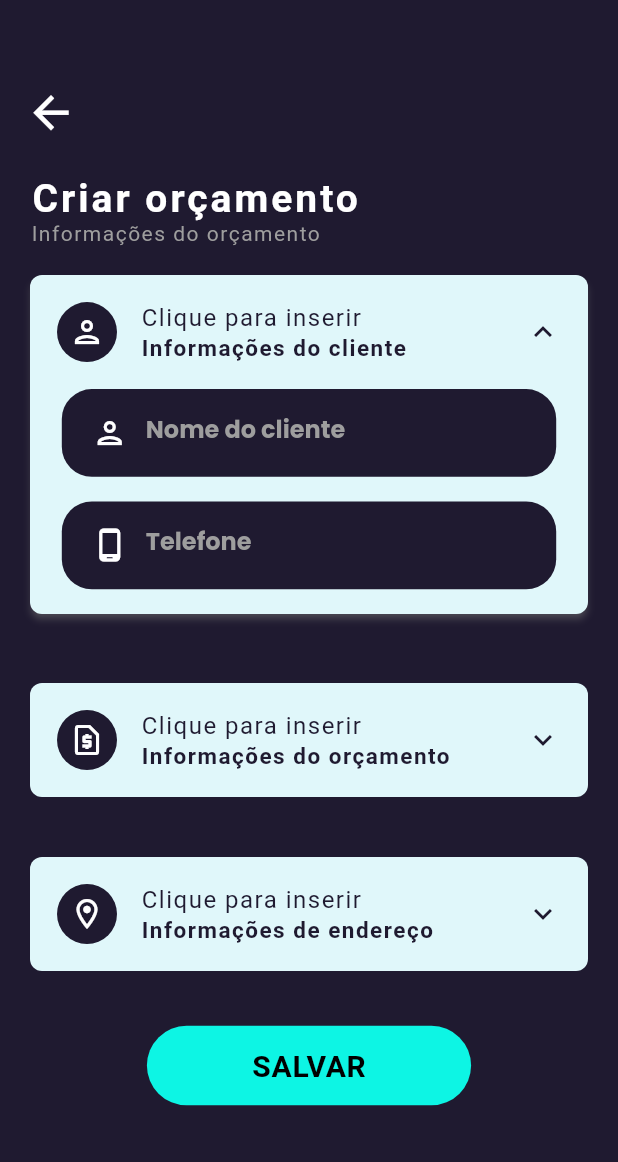
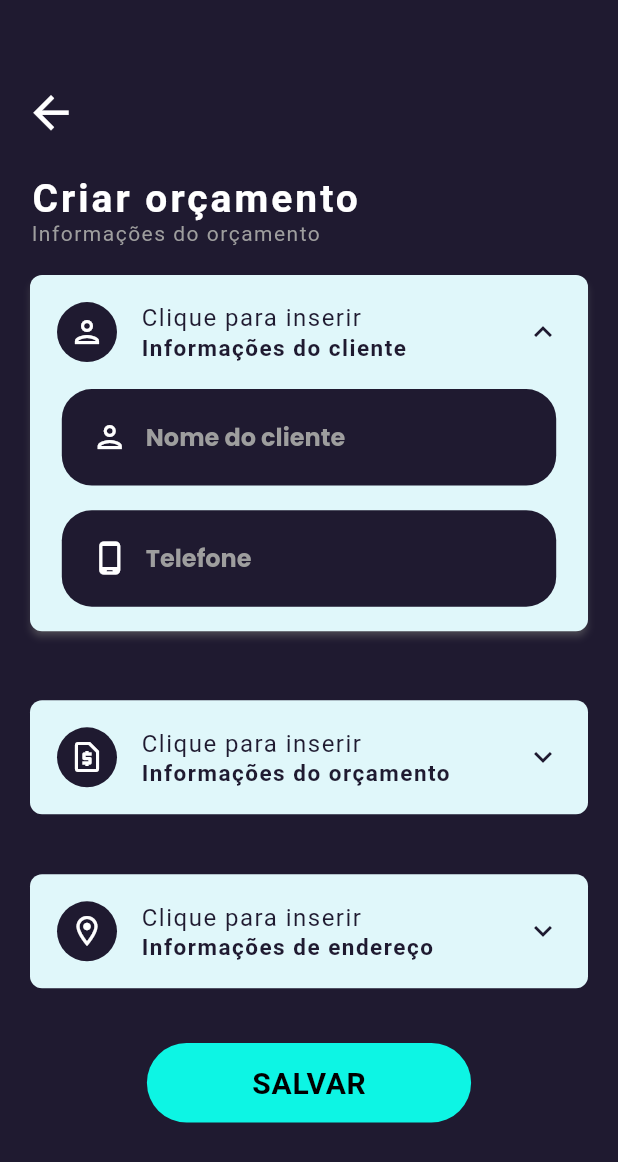
Before and after one commit to brdacon1/budget_flutter, a Flutter app: the GeradorOrcamento screen opened directly with empty values, on a phone screen of 412 x 824 dp. Shown: the top 1162 px of the screen. Run offline on Flutter 3.47's test engine with Material 2 defaults, Android fonts, the phone set to English and light mode, and no system bars; drawn by our look-alikes of expansion_tile_card; our stand-ins replace adaptive_theme, awesome_dialog, badges, cloud_firestore, dotted_border, extended_masked_text and 19 more; missing offline and left inert: cloud_firestore_web, contact_picker_web, dart:ffi, firebase_auth_web, firebase_core_web, flutter_inapp_purchase and 3 more; accounts and stored records are empty; network calls fail; Roboto replaces fonts that are missing (Heebo); project files that could hold a hidden picture were left out.

```diff
--- a/lib/Pages/GeradorOrcamento.dart
+++ b/lib/Pages/GeradorOrcamento.dart
@@ -537,7 +537,7 @@ class _GeradorOrcamento extends State<GeradorOrcamento> {
                                     delay: 1,
                                     child: Container(
                                       width: we * 0.8,
-                                      height: he * 0.071,
+                                      height: he * 0.078,
                                       decoration: BoxDecoration(
                                         borderRadius: BorderRadius.circular(20.0),
                                         color: selected == Gender.fullname ?  bgColor : bgColor,
@@ -560,13 +560,12 @@ class _GeradorOrcamento extends State<GeradorOrcamento> {
                                             headerAnimationLoop: false,
                                             animType: AnimType.bottomSlide,
                                             titleTextStyle: const TextStyle(
-                                              color: Colors.black, // Defina a cor do título
-                                              fontSize: 24, // Defina o tamanho da fonte do título
-                                              fontWeight: FontWeight.bold, // Defina o peso da fonte do título
-                                              // Adicione outros atributos do TextStyle conforme necessário
+                                              color: Colors.black,
+                                              fontSize: 24,
+                                              fontWeight: FontWeight.bold,
                                             ),
                                             descTextStyle: const TextStyle(
-                                              color: Colors.black, // Defina a cor da descrição
+                                              color: Colors.black,
                                               fontSize: 18, // Defina o tamanho da fonte da descrição
                                               // Adicione outros atributos do TextStyle conforme necessário
                                             ),
@@ -626,7 +625,7 @@ class _GeradorOrcamento extends State<GeradorOrcamento> {
                                     delay: 1,
                                     child: Container(
                                       width: we * 0.8,
-                                      height:he * 0.071,
+                                      height:he * 0.078,
                                       decoration: BoxDecoration(
                                         borderRadius: BorderRadius.circular(20.0),
                                         color: selected == Gender.phone ?  bgColor : bgColor,
@@ -695,7 +694,7 @@ class _GeradorOrcamento extends State<GeradorOrcamento> {
                                     delay: 1,
                                     child: Container(
                                       width: we * 0.8,
-                                      height:he * 0.071,
+                                      height:he * 0.078,
                                       decoration: BoxDecoration(
                                         borderRadius: BorderRadius.circular(20.0),
                                         color: selected == Gender.status ?  bgColor : bgColor,
@@ -765,7 +764,7 @@ class _GeradorOrcamento extends State<GeradorOrcamento> {
                                         delay: 1,
                                         child: Container(
                                           width: we * 0.8,
-                                          height:he * 0.071,
+                                          height:he * 0.078,
                                           decoration: BoxDecoration(
                                             borderRadius: BorderRadius.circular(20.0),
                                             color: selected == Gender.data ?  bgColor : bgColor,
@@ -799,7 +798,7 @@ class _GeradorOrcamento extends State<GeradorOrcamento> {
                                         delay: 1,
                                         child: Container(
                                           width: we * 0.8,
-                                          height:he * 0.071,
+                                          height:he * 0.078,
                                           decoration: BoxDecoration(
                                             borderRadius: BorderRadius.circular(20.0),
                                             color: selected == Gender.id ?  bgColor : bgColor,
@@ -864,7 +863,7 @@ class _GeradorOrcamento extends State<GeradorOrcamento> {
                                     delay: 1,
                                     child: Container(
                                       width: we * 0.8,
-                                      height:he * 0.071,
+                                      height:he * 0.078,
                                       decoration: BoxDecoration(
                                         borderRadius: BorderRadius.circular(20.0),
                                         color: selected == Gender.cep ?  bgColor : bgColor,
@@ -911,7 +910,7 @@ class _GeradorOrcamento extends State<GeradorOrcamento> {
                                     delay: 1,
                                     child: Container(
                                       width: we * 0.8,
-                                      height:he * 0.071,
+                                      height:he * 0.078,
                                       decoration: BoxDecoration(
                                         borderRadius: BorderRadius.circular(20.0),
                                         color: selected == Gender.rua ?  bgColor : bgColor,
@@ -944,7 +943,7 @@ class _GeradorOrcamento extends State<GeradorOrcamento> {
                                     delay: 1,
                                     child: Container(
                                       width: we * 0.8,
-                                      height:he * 0.071,
+                                      height:he * 0.078,
                                       decoration: BoxDecoration(
                                         borderRadius: BorderRadius.circular(20.0),
                                         color: selected == Gender.city ?  bgColor : bgColor,
@@ -977,7 +976,7 @@ class _GeradorOrcamento extends State<GeradorOrcamento> {
                                     delay: 1,
                                     child: Container(
                                       width: we * 0.8,
-                                      height:he * 0.071,
+                                      height:he * 0.078,
                                       decoration: BoxDecoration(
                                         borderRadius: BorderRadius.circular(20.0),
                                         color: selected == Gender.bairro ?  bgColor : bgColor,
--- a/lib/Pages/pg_createPayment.dart
+++ b/lib/Pages/pg_createPayment.dart
@@ -160,7 +160,7 @@ class _PgCreatePayment extends State<PgCreatePayment> {
                                     delay: 1,
                                     child: Container(
                                       width: we * 0.80,
-                                      height:he * 0.071,
+                                      height:he * 0.078,
                                       decoration: BoxDecoration(
                                         borderRadius: BorderRadius.circular(20.0),
                                         color: selected == Gender.typeText ?  bgColor : bgColor,
@@ -228,7 +228,7 @@ class _PgCreatePayment extends State<PgCreatePayment> {
                                     delay: 1,
                                     child: Container(
                                       width: we * 0.80,
-                                      height:he * 0.071,
+                                      height:he * 0.078,
                                       decoration: BoxDecoration(
                                           borderRadius: BorderRadius.circular(20.0),
                                           color: selected == Gender.precoText ? bgColor : bgColor
--- a/lib/Pages/pg_listComment.dart
+++ b/lib/Pages/pg_listComment.dart
@@ -157,7 +157,8 @@ class _ListCommentPageState extends State<ListCommentPage> {
                       width: we * 0.80,
                       height:he * 0.35,
                       decoration: BoxDecoration(
-                          borderRadius: BorderRadius.circular(20.0),
+                          borderRadius: BorderRadius.circular(10),
+                          border: Border.all(color: secondaryColor, width: 2),
                           color: selected == Gender.comentText ? enabled : bgColor
                       ),
                       padding: const EdgeInsets.all(8.0),
```
Also changed, not shown: lib/Pages/pg_createProduct.dart (+4 -4 lines), lib/Pages/pg_generateRecived.dart (+4 -4 lines), lib/Services/display_alert.dart (+10 -8 lines).
